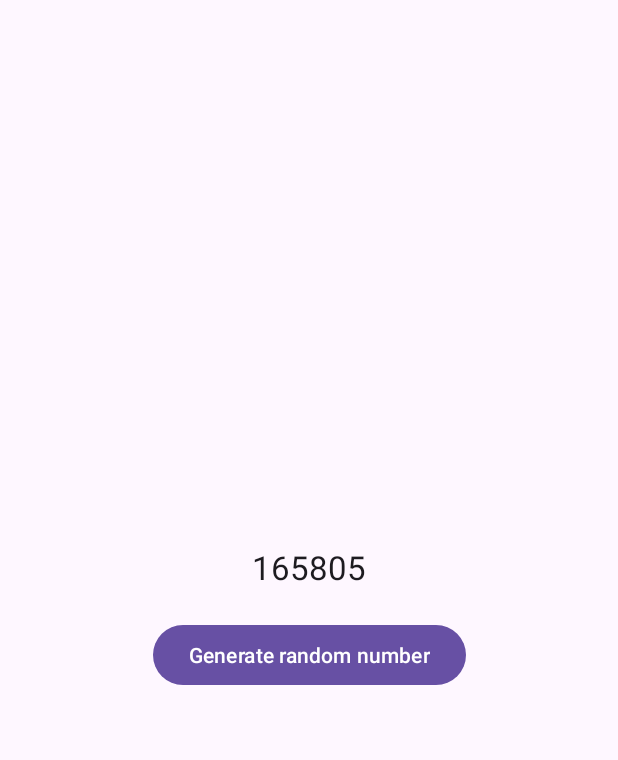
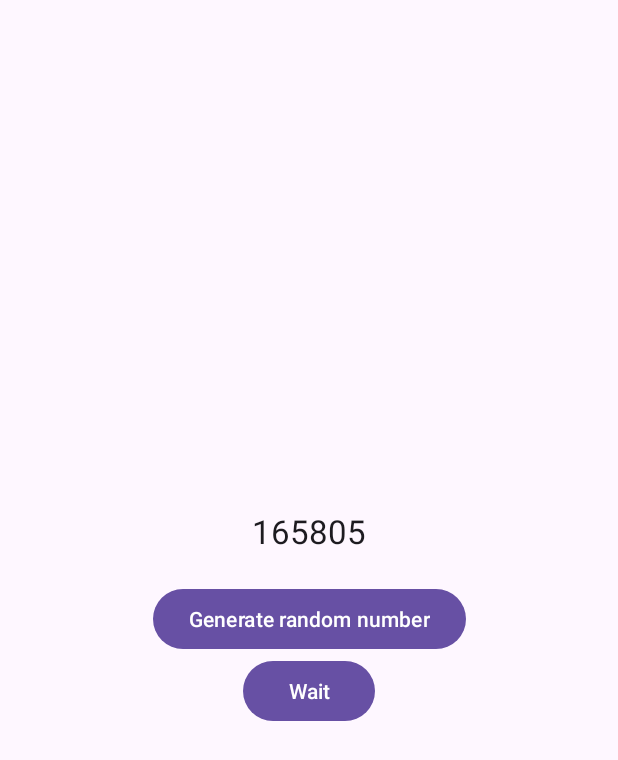
Before and after one commit to raheemadamboev/event-bus-demo, an Android app: the Second screen opened directly, with no data from a screen before it, on a phone screen of 412 x 824 dp. Shown: the top 760 px of the screen. Run offline under Robolectric (Android 15) with nearby library versions, the phone set to English and light mode, and no system bars; our stand-ins replace EventBus.

```diff
--- a/app/src/main/java/xyz/teamgravity/eventbusdemo/presentation/activity/Second.java
+++ b/app/src/main/java/xyz/teamgravity/eventbusdemo/presentation/activity/Second.java
@@ -11,6 +11,7 @@ import org.greenrobot.eventbus.ThreadMode;
 
 import xyz.teamgravity.eventbusdemo.databinding.ActivitySecondBinding;
 import xyz.teamgravity.eventbusdemo.presentation.viewmodel.main.MainEvent;
+import xyz.teamgravity.eventbusdemo.presentation.viewmodel.second.SecondEvent;
 import xyz.teamgravity.eventbusdemo.presentation.viewmodel.second.SecondViewModel;
 
 public class Second extends AppCompatActivity {
@@ -47,14 +48,25 @@ public class Second extends AppCompatActivity {
 
     private void button() {
         onGenerate();
+        onWait();
     }
 
     private void onGenerate() {
         binding.generateB.setOnClickListener(view -> viewmodel.onGenerate());
     }
 
+    private void onWait() {
+        binding.waitB.setOnClickListener(view -> viewmodel.onWait());
+    }
+
     @Subscribe(sticky = true, threadMode = ThreadMode.MAIN)
-    public void onEvent(MainEvent event) {
+    public void onMainEvent(MainEvent event) {
         binding.generateT.setText(event.getMessage());
     }
+
+    @Subscribe(threadMode = ThreadMode.ASYNC)
+    public void onSecondEvent(SecondEvent event) throws InterruptedException {
+        Thread.sleep(5_000);
+        EventBus.getDefault().post(new MainEvent(event.getMessage()));
+    }
 }
--- a/app/src/main/java/xyz/teamgravity/eventbusdemo/presentation/viewmodel/second/SecondEvent.java
+++ b/app/src/main/java/xyz/teamgravity/eventbusdemo/presentation/viewmodel/second/SecondEvent.java
@@ -5,10 +5,6 @@ public class SecondEvent {
     private final String message;
 
     public SecondEvent(String message) {
-        try {
-            Thread.sleep(5_000);
-        } catch (Exception ignored) {
-        }
         this.message = message;
     }
 
--- a/app/src/main/java/xyz/teamgravity/eventbusdemo/presentation/viewmodel/second/SecondViewModel.java
+++ b/app/src/main/java/xyz/teamgravity/eventbusdemo/presentation/viewmodel/second/SecondViewModel.java
@@ -19,4 +19,8 @@ public class SecondViewModel extends ViewModel {
     public void onGenerate() {
         EventBus.getDefault().postSticky(new MainEvent(String.valueOf(random.nextInt(999999))));
     }
+
+    public void onWait() {
+        EventBus.getDefault().post(new SecondEvent("Finally, have been waiting long!"));
+    }
 }
--- a/app/src/main/res/layout/activity_main.xml
+++ b/app/src/main/res/layout/activity_main.xml
@@ -6,7 +6,7 @@
     android:layout_height="match_parent"
     tools:context=".presentation.activity.Main">
 
-    <TextView
+    <com.google.android.material.textview.MaterialTextView
         android:id="@+id/generate_t"
         android:layout_width="wrap_content"
         android:layout_height="wrap_content"
@@ -18,7 +18,7 @@
         app:layout_constraintVertical_chainStyle="packed"
         tools:text="65565644" />
 
-    <Button
+    <com.google.android.material.button.MaterialButton
         android:id="@+id/generate_b"
         android:layout_width="wrap_content"
         android:layout_height="wrap_content"
@@ -29,7 +29,7 @@
         app:layout_constraintStart_toStartOf="parent"
         app:layout_constraintTop_toBottomOf="@id/generate_t" />
 
-    <Button
+    <com.google.android.material.button.MaterialButton
         android:id="@+id/second_b"
         android:layout_width="wrap_content"
         android:layout_height="wrap_content"
--- a/app/src/main/res/layout/activity_second.xml
+++ b/app/src/main/res/layout/activity_second.xml
@@ -6,7 +6,7 @@
     android:layout_height="match_parent"
     tools:context=".presentation.activity.Second">
 
-    <TextView
+    <com.google.android.material.textview.MaterialTextView
         android:id="@+id/generate_t"
         android:layout_width="wrap_content"
         android:layout_height="wrap_content"
@@ -24,8 +24,18 @@
         android:layout_height="wrap_content"
         android:layout_marginTop="20dp"
         android:text="@string/generate_random_number"
+        app:layout_constraintBottom_toTopOf="@id/wait_b"
+        app:layout_constraintEnd_toEndOf="parent"
+        app:layout_constraintStart_toStartOf="parent"
+        app:layout_constraintTop_toBottomOf="@id/generate_t" />
+
+    <com.google.android.material.button.MaterialButton
+        android:id="@+id/wait_b"
+        android:layout_width="wrap_content"
+        android:layout_height="wrap_content"
+        android:text="@string/wait"
         app:layout_constraintBottom_toBottomOf="parent"
         app:layout_constraintEnd_toEndOf="parent"
         app:layout_constraintStart_toStartOf="parent"
-        app:layout_constraintTop_toBottomOf="@id/generate_t" />
+        app:layout_constraintTop_toBottomOf="@id/generate_b" />
 </androidx.constraintlayout.widget.ConstraintLayout>
--- a/app/src/main/res/values/strings.xml
+++ b/app/src/main/res/values/strings.xml
@@ -4,4 +4,7 @@
     <!-- Main -->
     <string name="generate_random_number">Generate random number</string>
     <string name="navigate_second_activity">Navigate second activity</string>
+
+    <!-- Second -->
+    <string name="wait">Wait</string>
 </resources>
```
